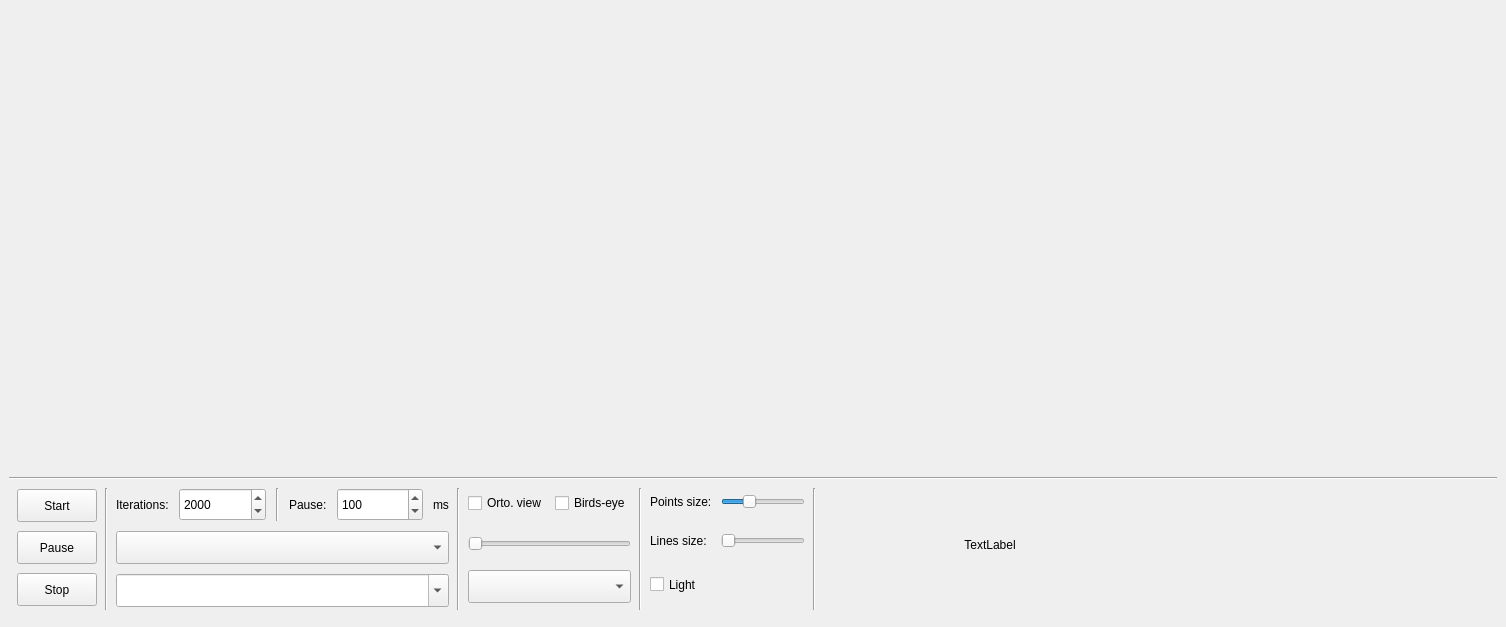
This is src/gui/ui/MainWindow.ui in urosjarc/optimization as Qt 5 draws it before an edit. The edited form follows.
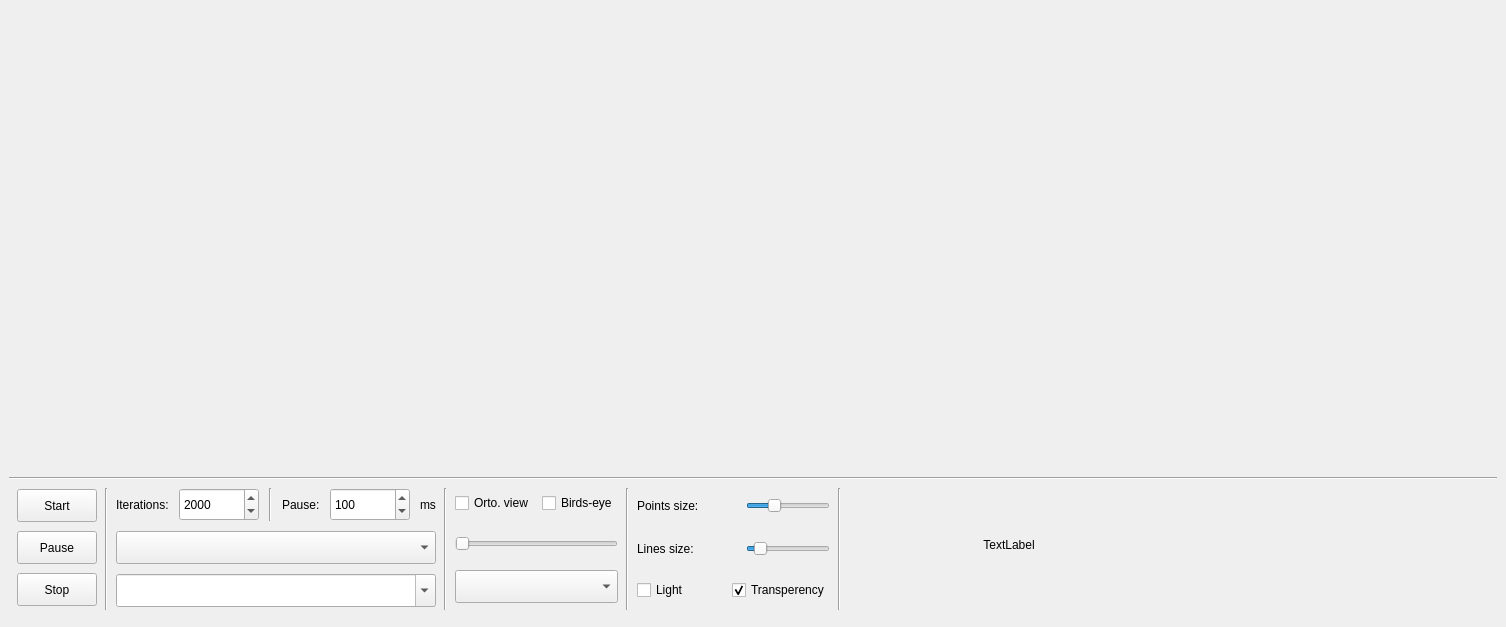
This is the edited form.

Commit message: Adding lines size to UI.

Diff of the .ui file:
```diff
--- a/src/gui/ui/MainWindow.ui
+++ b/src/gui/ui/MainWindow.ui
@@ -411,7 +411,7 @@
         <item>
          <widget class="QComboBox" name="colormapCB">
           <property name="sizePolicy">
-           <sizepolicy hsizetype="Fixed" vsizetype="Fixed">
+           <sizepolicy hsizetype="Preferred" vsizetype="Fixed">
             <horstretch>0</horstretch>
             <verstretch>0</verstretch>
            </sizepolicy>
@@ -424,10 +424,13 @@
           </property>
           <property name="maximumSize">
            <size>
-            <width>265</width>
+            <width>256</width>
             <height>16777215</height>
            </size>
           </property>
+          <property name="styleSheet">
+           <string notr="true"/>
+          </property>
           <property name="iconSize">
            <size>
             <width>256</width>
@@ -463,6 +466,12 @@
           </property>
           <item>
            <widget class="QLabel" name="label_4">
+            <property name="minimumSize">
+             <size>
+              <width>100</width>
+              <height>0</height>
+             </size>
+            </property>
             <property name="maximumSize">
              <size>
               <width>100</width>
@@ -508,6 +517,12 @@
          <layout class="QHBoxLayout" name="horizontalLayout_6">
           <item>
            <widget class="QLabel" name="label_5">
+            <property name="minimumSize">
+             <size>
+              <width>100</width>
+              <height>0</height>
+             </size>
+            </property>
             <property name="maximumSize">
              <size>
               <width>100</width>
@@ -533,6 +548,18 @@
               <height>33</height>
              </size>
             </property>
+            <property name="minimum">
+             <number>-1</number>
+            </property>
+            <property name="maximum">
+             <number>19</number>
+            </property>
+            <property name="pageStep">
+             <number>3</number>
+            </property>
+            <property name="value">
+             <number>1</number>
+            </property>
             <property name="orientation">
              <enum>Qt::Horizontal</enum>
             </property>
@@ -547,7 +574,7 @@
             <property name="minimumSize">
              <size>
               <width>0</width>
-              <height>33</height>
+              <height>0</height>
              </size>
             </property>
             <property name="text">
@@ -555,6 +582,16 @@
             </property>
            </widget>
           </item>
+          <item>
+           <widget class="QCheckBox" name="transperencyCB">
+            <property name="text">
+             <string>Transperency</string>
+            </property>
+            <property name="checked">
+             <bool>true</bool>
+            </property>
+           </widget>
+          </item>
          </layout>
         </item>
        </layout>
```
The commit also changes 2 other files.
